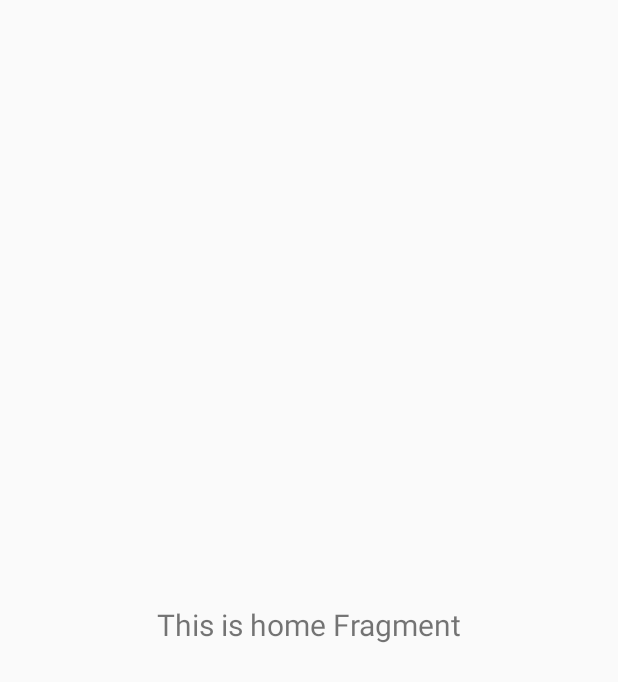
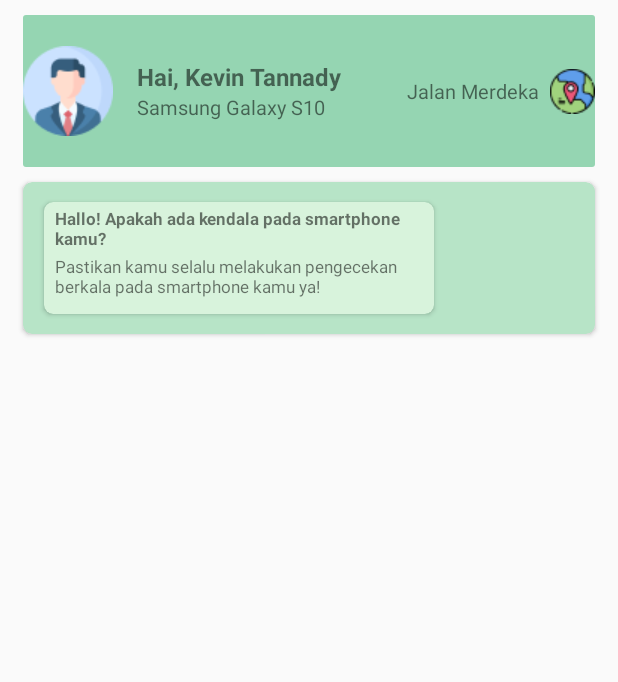
Before and after one commit to ktannnady/phonetechnician, an Android app: the fragment HomeFragment shown on its own in the app's theme, on a phone screen of 412 x 824 dp. Shown: the top 682 px of the screen. Run offline under Robolectric (Android 15) with nearby library versions, the phone set to English and light mode, and no system bars.

Commit message:
Updated main page design

```diff
--- a/app/build.gradle
+++ b/app/build.gradle
@@ -12,7 +12,6 @@ android {
         targetSdkVersion 30
         versionCode 1
         versionName "1.0"
-
         testInstrumentationRunner "androidx.test.runner.AndroidJUnitRunner"
     }
 
--- a/app/src/main/java/com/example/phonetechinician/ui/home/HomeFragment.kt
+++ b/app/src/main/java/com/example/phonetechinician/ui/home/HomeFragment.kt
@@ -22,10 +22,10 @@ class HomeFragment : Fragment() {
         homeViewModel =
                 ViewModelProviders.of(this).get(HomeViewModel::class.java)
         val root = inflater.inflate(R.layout.fragment_home, container, false)
-        val textView: TextView = root.findViewById(R.id.text_home)
-        homeViewModel.text.observe(viewLifecycleOwner, Observer {
-            textView.text = it
-        })
+//        val textView: TextView = root.findViewById(R.id.text_home)
+//        homeViewModel.text.observe(viewLifecycleOwner, Observer {
+//            textView.text = it
+//        })
         return root
     }
 }
--- /dev/null
+++ b/app/src/main/res/drawable-v23/repairing_icon.xml
@@ -0,0 +1,10 @@
+<?xml version="1.0" encoding="utf-8"?>
+<?xml version="1.0" encoding="utf-8"?>
+<layer-list xmlns:android="http://schemas.android.com/apk/res/android">
+    <item android:drawable="@drawable/repairing_circle"/>
+
+    <item android:drawable="@drawable/repairing_1"
+        android:width="50dp"
+        android:height="50dp"
+        />
+</layer-list>
--- /dev/null
+++ b/app/src/main/res/drawable/repairing_circle.xml
@@ -0,0 +1,12 @@
+<?xml version="1.0" encoding="utf-8"?>
+<shape
+    xmlns:android="http://schemas.android.com/apk/res/android"
+    android:shape="oval">
+
+    <solid
+        android:color="#52B788"/>
+
+    <size
+        android:width="65dp"
+        android:height="65dp" />
+</shape>
--- /dev/null
+++ b/app/src/main/res/drawable/repairing_icon.xml
@@ -0,0 +1,10 @@
+<?xml version="1.0" encoding="utf-8"?>
+<?xml version="1.0" encoding="utf-8"?>
+<layer-list xmlns:android="http://schemas.android.com/apk/res/android">
+    <item android:drawable="@drawable/repairing_circle"/>
+
+    <item android:drawable="@drawable/repairing_1"
+        android:width="50dp"
+        android:height="50dp"
+        />
+</layer-list>
--- a/app/src/main/res/layout/fragment_home.xml
+++ b/app/src/main/res/layout/fragment_home.xml
@@ -1,22 +1,146 @@
 <?xml version="1.0" encoding="utf-8"?>
-<androidx.constraintlayout.widget.ConstraintLayout xmlns:android="http://schemas.android.com/apk/res/android"
+<androidx.appcompat.widget.LinearLayoutCompat xmlns:android="http://schemas.android.com/apk/res/android"
     xmlns:app="http://schemas.android.com/apk/res-auto"
     xmlns:tools="http://schemas.android.com/tools"
     android:layout_width="match_parent"
     android:layout_height="match_parent"
+    android:orientation="vertical"
     tools:context=".ui.home.HomeFragment">
 
-    <TextView
-        android:id="@+id/text_home"
+    <androidx.cardview.widget.CardView
+        android:layout_width="match_parent"
+        android:layout_height="101dp"
+        android:layout_marginLeft="15dp"
+        android:layout_marginRight="15dp"
+        android:layout_marginTop="10dp"
+        android:background="@color/colorPrimary"
+        app:cardElevation="0dp">
+
+        <androidx.appcompat.widget.LinearLayoutCompat
+            android:layout_width="match_parent"
+            android:layout_height="match_parent"
+            android:background="@color/colorPrimary"
+            android:orientation="horizontal">
+
+            <ImageView
+                android:id="@+id/ivUserDisplayPicture"
+                android:layout_width="wrap_content"
+                android:layout_height="wrap_content"
+                android:layout_gravity="center_vertical"
+                android:src="@drawable/profile_1" />
+
+            <androidx.appcompat.widget.LinearLayoutCompat
+                android:layout_width="wrap_content"
+                android:layout_height="wrap_content"
+                android:layout_gravity="center_vertical"
+                android:layout_margin="@dimen/activity_vertical_margin"
+                android:orientation="vertical">
+
+                <TextView
+                    android:id="@+id/tvUserName"
+                    android:layout_width="wrap_content"
+                    android:layout_height="wrap_content"
+                    android:text="@string/hai_kevin_tannady"
+                    android:textSize="16dp"
+                    android:textStyle="bold" />
+
+                <TextView
+                    android:id="@+id/tvUserPhone"
+                    android:layout_width="wrap_content"
+                    android:layout_height="wrap_content"
+                    android:text="@string/samsung_galaxy_s10"
+                    android:textSize="13dp" />
+
+            </androidx.appcompat.widget.LinearLayoutCompat>
+
+            <androidx.constraintlayout.widget.ConstraintLayout
+                android:layout_width="match_parent"
+                android:layout_height="match_parent"
+                android:orientation="horizontal">
+
+                <TextView
+                    android:id="@+id/tvGpsName"
+                    android:layout_width="wrap_content"
+                    android:layout_height="wrap_content"
+                    android:layout_gravity="center_vertical"
+                    android:text="@string/jalan_merdeka"
+                    android:layout_marginRight="7dp"
+                    android:textSize="13dp"
+                    app:layout_constraintBottom_toBottomOf="parent"
+                    app:layout_constraintEnd_toStartOf="@+id/ivGpsIcon"
+                    app:layout_constraintTop_toTopOf="parent" />
+
+                <ImageView
+                    android:id="@+id/ivGpsIcon"
+                    android:layout_width="wrap_content"
+                    android:layout_height="wrap_content"
+                    android:layout_gravity="center_vertical|right"
+                    android:src="@drawable/gps_icon"
+                    app:layout_constraintBottom_toBottomOf="parent"
+                    app:layout_constraintEnd_toEndOf="parent"
+                    app:layout_constraintTop_toTopOf="parent" />
+
+            </androidx.constraintlayout.widget.ConstraintLayout>
+
+
+        </androidx.appcompat.widget.LinearLayoutCompat>
+
+    </androidx.cardview.widget.CardView>
+
+    <androidx.cardview.widget.CardView xmlns:card_view="http://schemas.android.com/apk/res-auto"
         android:layout_width="match_parent"
         android:layout_height="wrap_content"
-        android:layout_marginStart="8dp"
-        android:layout_marginTop="8dp"
-        android:layout_marginEnd="8dp"
-        android:textAlignment="center"
-        android:textSize="20sp"
-        app:layout_constraintBottom_toBottomOf="parent"
-        app:layout_constraintEnd_toEndOf="parent"
-        app:layout_constraintStart_toStartOf="parent"
-        app:layout_constraintTop_toTopOf="parent" />
-</androidx.constraintlayout.widget.ConstraintLayout>
+        android:layout_marginLeft="15dp"
+        android:layout_marginRight="15dp"
+        android:layout_marginTop="10dp"
+        card_view:cardBackgroundColor="@color/colorCardBg"
+        card_view:cardCornerRadius="6dp">
+
+        <androidx.appcompat.widget.LinearLayoutCompat
+            android:layout_width="match_parent"
+            android:layout_height="101dp"
+            android:orientation="horizontal">
+
+            <androidx.cardview.widget.CardView xmlns:card_view="http://schemas.android.com/apk/res-auto"
+                android:layout_width="260dp"
+                android:layout_height="match_parent"
+                android:layout_marginTop="13dp"
+                android:layout_marginBottom="13dp"
+                android:layout_marginLeft="14dp"
+                card_view:cardCornerRadius="6dp"
+                card_view:cardBackgroundColor="@color/colorFragment">
+
+                <androidx.appcompat.widget.LinearLayoutCompat
+                    android:layout_width="match_parent"
+                    android:layout_height="match_parent"
+                    android:orientation="vertical">
+
+                    <TextView
+                        android:id="@+id/tv1Card2"
+                        android:layout_width="wrap_content"
+                        android:layout_height="wrap_content"
+                        android:text="@string/hallo_apakah_ada_kendala_pada_smartphone_kamu"
+                        android:textSize="11dp"
+                        android:layout_marginTop="3dp"
+                        android:layout_marginLeft="7dp"
+                        android:textStyle="bold" />
+
+                    <TextView
+                        android:id="@+id/tv2Card2"
+                        android:layout_width="wrap_content"
+                        android:layout_height="wrap_content"
+                        android:layout_marginTop="3dp"
+                        android:layout_marginLeft="7dp"
+                        android:text="@string/pastikan_kamu_selalu_melakukan_pengecekan_berkala_pada_smartphone_kamu_ya"
+                        android:textSize="11dp" />
+
+                </androidx.appcompat.widget.LinearLayoutCompat>
+            </androidx.cardview.widget.CardView>
+
+        </androidx.appcompat.widget.LinearLayoutCompat>
+
+
+    </androidx.cardview.widget.CardView>
+
+
+</androidx.appcompat.widget.LinearLayoutCompat>
--- /dev/null
+++ b/app/src/main/res/layout/main_layout1.xml
@@ -0,0 +1,18 @@
+<?xml version="1.0" encoding="utf-8"?>
+<androidx.cardview.widget.CardView
+    xmlns:card_view="http://schemas.android.com/apk/res-auto"
+    xmlns:android="http://schemas.android.com/apk/res/android"
+    android:layout_width="match_parent"
+    android:layout_height="wrap_content"
+    card_view:cardBackgroundColor="@color/colorCardBg"
+    card_view:cardCornerRadius="8dp"
+    card_view:cardElevation="8dp">
+
+<androidx.constraintlayout.widget.ConstraintLayout
+    xmlns:android="http://schemas.android.com/apk/res/android"
+    android:layout_width="match_parent"
+    android:layout_height="match_parent">
+
+</androidx.constraintlayout.widget.ConstraintLayout>
+
+</androidx.cardview.widget.CardView>
--- a/app/src/main/res/values/colors.xml
+++ b/app/src/main/res/values/colors.xml
@@ -1,8 +1,9 @@
 <?xml version="1.0" encoding="utf-8"?>
 <resources>
     <color name="colorPrimary">#95D5B2</color>
-    <color name="colorPrimaryDark">#3700B3</color>
+    <color name="colorPrimaryDark">#2D6A4F</color>
     <color name="colorAccent">#03DAC5</color>
     <color name="colorFragment">#D8F3DC</color>
     <color name="colorSelectedFragment">#2D6A4F</color>
+    <color name="colorCardBg">#B7E4C7</color>
 </resources>
--- a/app/src/main/res/values/strings.xml
+++ b/app/src/main/res/values/strings.xml
@@ -6,4 +6,9 @@
     <string name="title_search"> Search </string>
     <string name="title_profile">Profile</string>
     <string name="title_settings">Settings</string>
+    <string name="jalan_merdeka">Jalan Merdeka</string>
+    <string name="samsung_galaxy_s10">Samsung Galaxy S10</string>
+    <string name="hai_kevin_tannady">Hai, Kevin Tannady</string>
+    <string name="hallo_apakah_ada_kendala_pada_smartphone_kamu">Hallo! Apakah ada kendala pada smartphone kamu?</string>
+    <string name="pastikan_kamu_selalu_melakukan_pengecekan_berkala_pada_smartphone_kamu_ya">Pastikan kamu selalu melakukan pengecekan berkala pada smartphone kamu ya!</string>
 </resources>
```
Also changed, not shown: app/src/main/res/drawable/gps_icon.png (added), app/src/main/res/drawable/profile_1.png (added), app/src/main/res/drawable/repairing_1.png (added).
